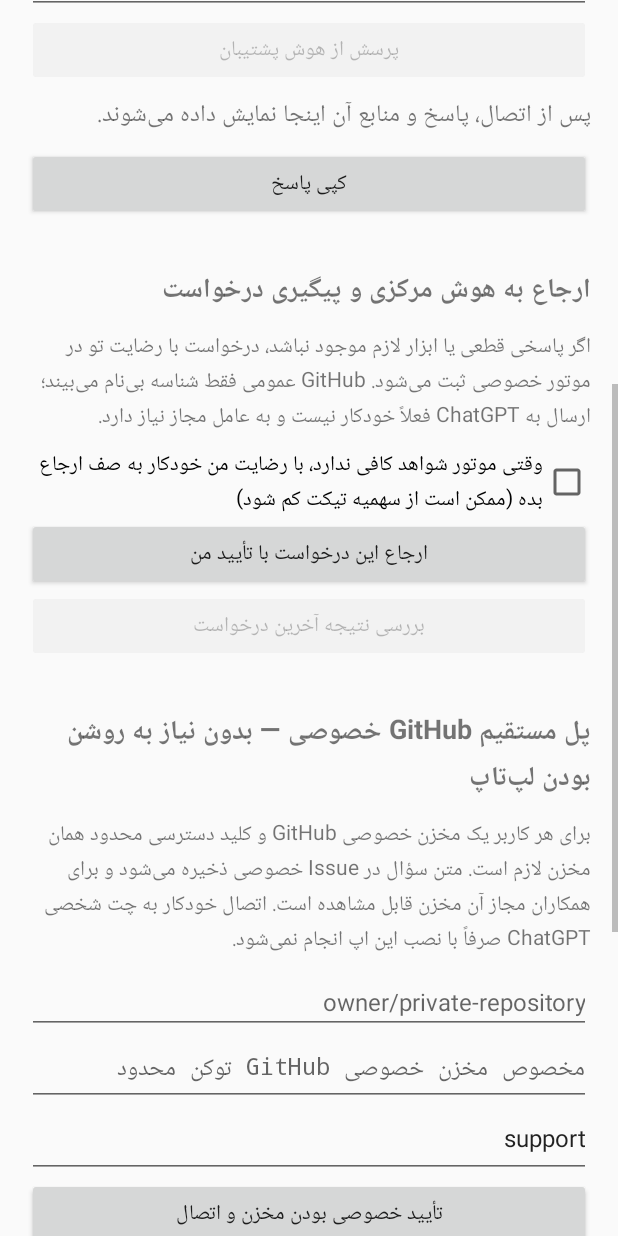
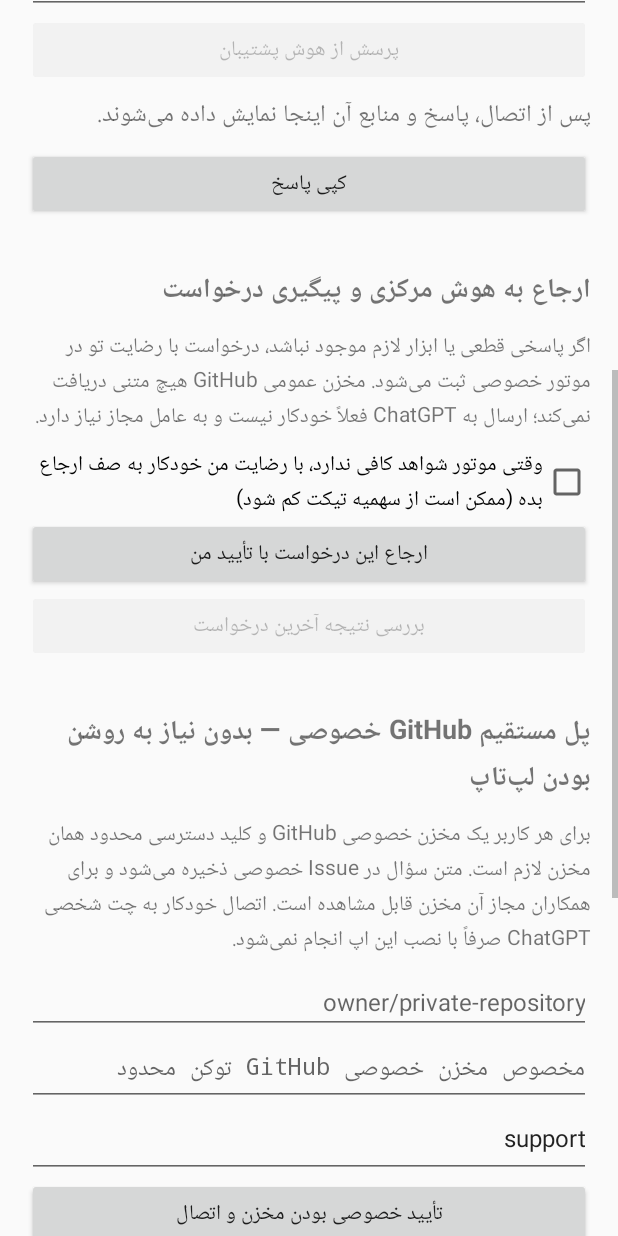
Before and after one commit to aminzare121-maker/amin-faraz, an Android app: the screen it shows after launch (MainActivity), scrolled down 576 dp, on a phone screen of 412 x 824 dp. Run offline under Robolectric (Android 15) with nearby library versions, the phone set to English and light mode, and no system bars; pictures from the network do not load.

Commit message:
docs(mobile): accurately distinguish self-hosted engine from private GitHub mode

```diff
--- a/amin-ai-support/android-client/app/src/main/java/com/amin/support/mobile/MainActivity.java
+++ b/amin-ai-support/android-client/app/src/main/java/com/amin/support/mobile/MainActivity.java
@@ -38,7 +38,8 @@ import javax.net.ssl.SSLException;
  *
  * Only HTTPS, per-program scoped access, Keystore-protected bearer token.
  * No customer questions/transcripts are persisted on this device.
- * No paid external model, VPN, Google account, microphone, or GitHub token.
+ * No paid external model or VPN is required. The OPTIONAL direct-private mode
+ * stores the user's repo-scoped GitHub credential in a separate Android Keystore.
  */
 public final class MainActivity extends Activity {
     private final Handler ui = new Handler(Looper.getMainLooper());
@@ -179,7 +180,7 @@ public final class MainActivity extends Activity {
 
         root.addView(section("ارجاع به هوش مرکزی و پیگیری درخواست"));
         root.addView(text("اگر پاسخی قطعی یا ابزار لازم موجود نباشد، درخواست با رضایت تو "
-                + "در موتور خصوصی ثبت می‌شود. GitHub عمومی فقط شناسه بی‌نام می‌بیند؛ "
+                + "در موتور خصوصی ثبت می‌شود. مخزن عمومی GitHub هیچ متنی دریافت نمی‌کند؛ "
                 + "ارسال به ChatGPT فعلاً خودکار نیست و به عامل مجاز نیاز دارد.", 14, false));
         autoHandoff = new CheckBox(this);
         autoHandoff.setText("وقتی موتور شواهد کافی ندارد، با رضایت من خودکار به صف ارجاع بده"
@@ -226,7 +227,8 @@ public final class MainActivity extends Activity {
         root.addView(text(
                 "این اپ خودش مدل زبانی دانلود یا اجرا نمی‌کند. پاسخ از همان موتور "
                 + "پشتیبانی تنظیم‌شده روی رایانه یا سرور دریافت می‌شود. "
-                + "بدون اتصال HTTPS معتبر و روشن‌بودن موتور، گفت‌وگوی هوشمند کار نمی‌کند.\n"
+                + "در حالت موتور مرکزی، بدون اتصال HTTPS معتبر و روشن‌بودن موتور پاسخ هوشمند دریافت نمی‌شود.\n"
+                + "در حالت مستقیم GitHub، موتور لازم نیست ولی حساب مخزن خصوصی و عامل ChatGPT مجاز لازم است.\n"
                 + "هیچ سرویس هوش مصنوعی پولی از طرف این اپ فعال نمی‌شود. "
                 + "پاسخ‌ها در حافظه دائمی گوشی ذخیره نمی‌شوند و کلید دسترسی با "
                 + "Android Keystore رمزگذاری می‌شود.\n"
@@ -450,7 +452,7 @@ public final class MainActivity extends Activity {
         new AlertDialog.Builder(this)
                 .setTitle("اجازه ثبت و ارجاع درخواست")
                 .setMessage("متن درخواست در حافظه خصوصی موتور ذخیره می‌شود. "
-                        + "در مخزن عمومی GitHub فقط شناسه بی‌نام ثبت می‌شود. "
+                        + "هیچ اطلاعاتی در مخزن عمومی GitHub ثبت نمی‌شود. "
                         + "ارسال خودکار متن به ChatGPT فعال نیست. "
                         + "این درخواست ممکن است از سهمیه تیکت کم کند. تأیید می‌کنی؟")
                 .setNegativeButton("انصراف", (d, w) -> {})
```
